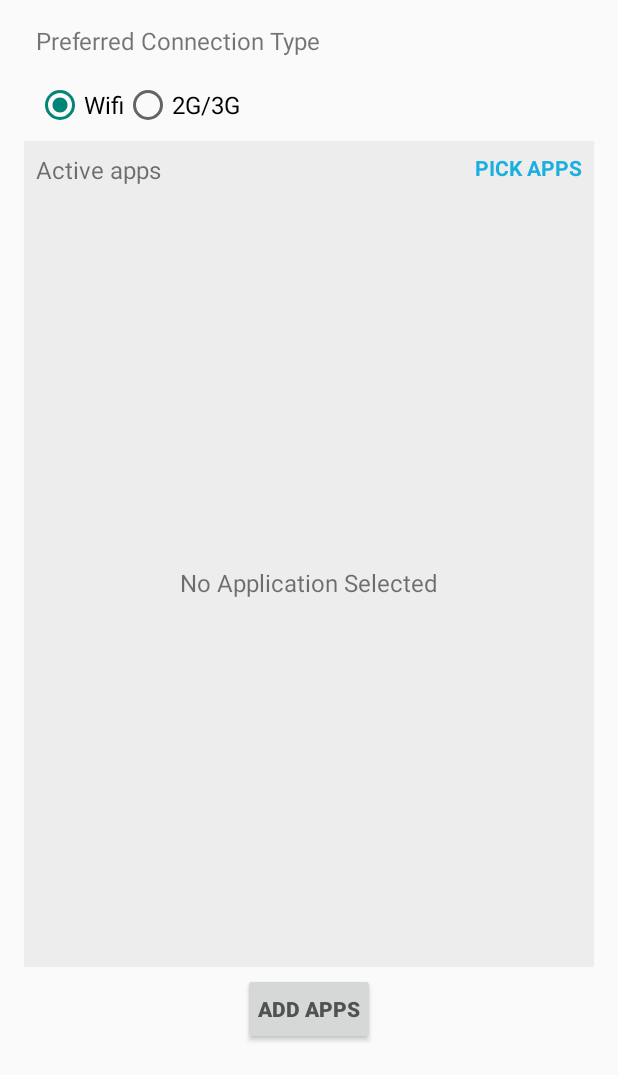
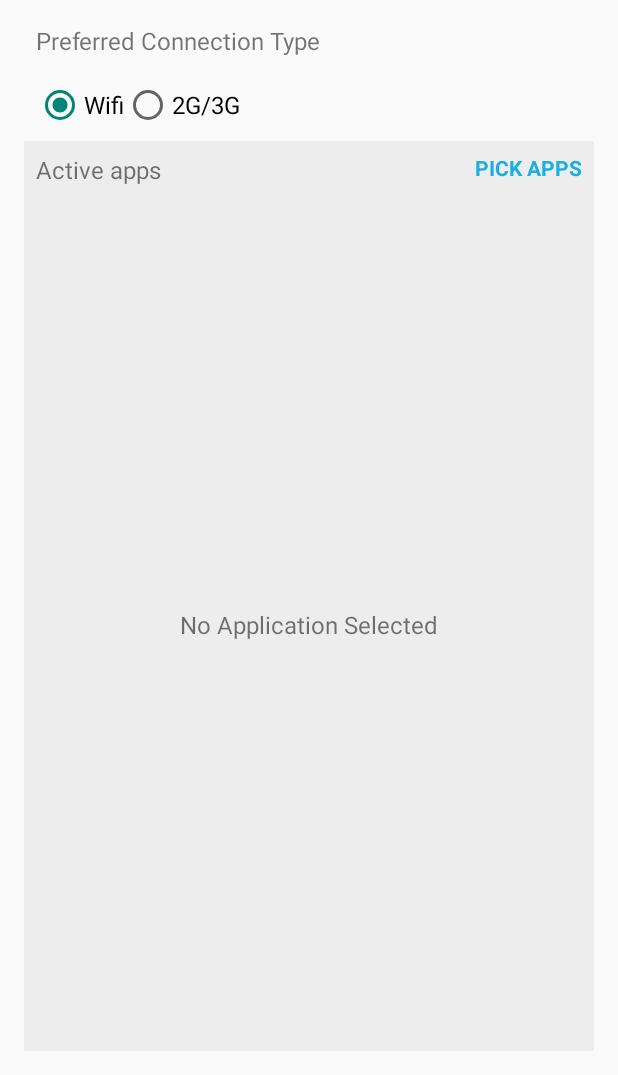
Before and after one commit to vijayakumar52/Automatic-Data-Enabler, an Android app: the screen it shows after launch (MainActivity), on a phone screen of 412 x 824 dp, the part 161-1236 px from its top. Run offline under Robolectric (Android 15) with nearby library versions, the phone set to English and light mode, and no system bars; libraries missing offline, so code that uses them is left out: com.afollestad.materialdialogs, com.vijay.androidutils; 5 statements that could not run were skipped.

Commit message:
Enough is enough

```diff
--- a/app/src/main/java/com/adsonik/autodataenabler/ActiveAppsListAdapter.java
+++ b/app/src/main/java/com/adsonik/autodataenabler/ActiveAppsListAdapter.java
@@ -70,10 +70,6 @@ public class ActiveAppsListAdapter extends BaseAdapter {
         return 0;
     }
 
-    public void setItems(List<String> items) {
-        this.packageList = items;
-        notifyDataSetChanged();
-    }
 
     @Override
     public View getView(final int position, View convertView, ViewGroup parent) {
--- a/app/src/main/res/layout/activity_main.xml
+++ b/app/src/main/res/layout/activity_main.xml
@@ -102,14 +102,4 @@
 
     </RelativeLayout>
 
-    <Button
-        android:id="@+id/btnActivate"
-        android:layout_width="wrap_content"
-        android:layout_height="wrap_content"
-        android:layout_gravity="center"
-        android:padding="8dp"
-        android:layout_margin="4dp"
-        android:textStyle="bold"
-        android:textColor="@color/txtColorBlack"
-        android:text="@string/ui_add_apps" />
 </LinearLayout>
--- a/app/src/main/res/values/strings.xml
+++ b/app/src/main/res/values/strings.xml
@@ -28,5 +28,10 @@
     <string name="toast_please_select_atlease_one_app">Please select at least one application :-(</string>
     <string name="toast_apps_added">Apps added!</string>
     <string name="ui_installed_apps">Installed Apps</string>
+    <string name="title_remove_app">Remove App</string>
+    <string name="title_remove_app_content">Are you sure you want to remove this app from Whitelist?</string>
+    <string name="title_remove">Remove</string>
+    <string name="title_cancel">Cancel</string>
+    <string name="toast_app_removed">App removed successfully!</string>
 
 </resources>
```
Also changed, not shown: app/src/main/java/com/adsonik/autodataenabler/MainActivity.kt (+50 -31 lines).
